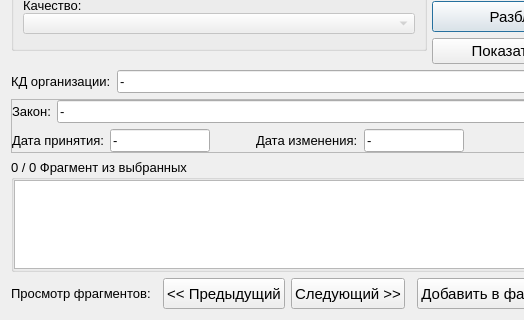
Above: knowledgebase.ui from YakSid/KDC_RSREU before the change; both pictures show x 0 to 524 and y 146 to 466 of the 670 by 466 pixel window. Below: the same form after it.
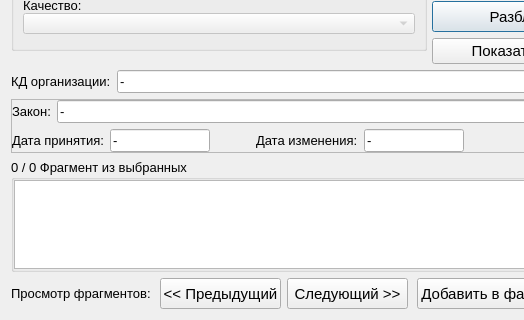
That is the form after the change.

```diff
--- a/knowledgebase.ui
+++ b/knowledgebase.ui
@@ -578,7 +578,7 @@
       <widget class="QPushButton" name="pb_prev">
        <property name="minimumSize">
         <size>
-         <width>0</width>
+         <width>121</width>
          <height>31</height>
         </size>
        </property>
@@ -596,7 +596,7 @@
       <widget class="QPushButton" name="pb_next">
        <property name="minimumSize">
         <size>
-         <width>0</width>
+         <width>121</width>
          <height>31</height>
         </size>
        </property>
```
